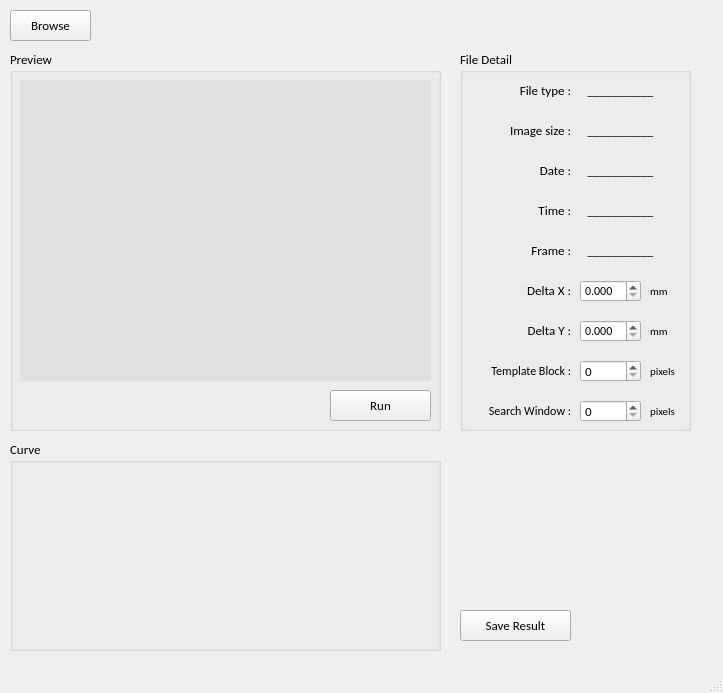
This is main.ui in doraduan12/Speckle_Tracking as Qt 5 draws it before an edit. The edited form follows.
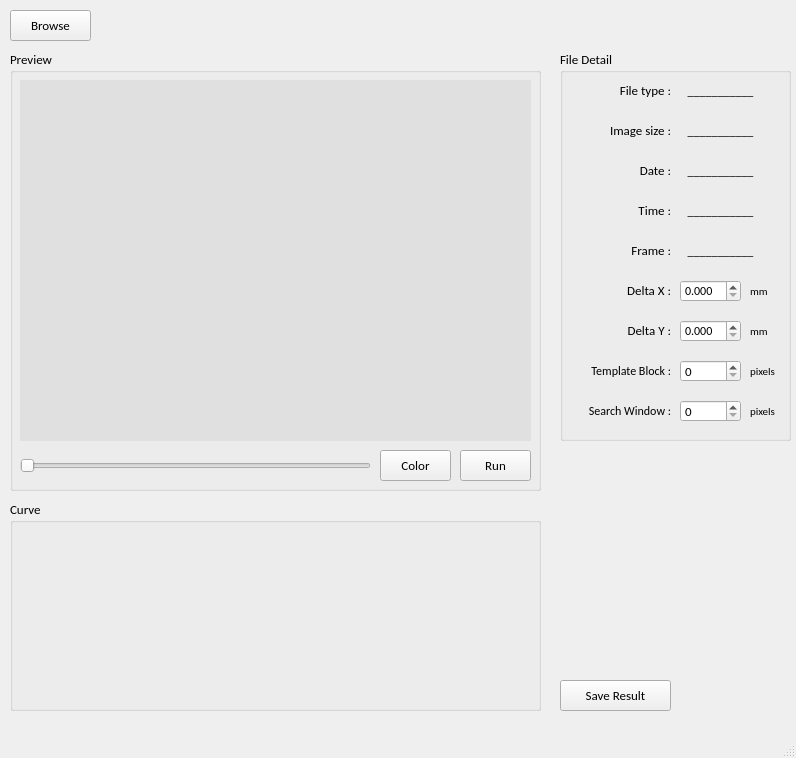
This is the edited form.

Commit message: 20200308 02:00 1. 更改 GUI 介面（預覽圖片有 Horizontal Bar） 2. 增加 Dicom 的 Date, Time 判別 3. 新增更改色域按鈕（功能在蔡旻潔電腦為正確，但在此電腦顏色錯誤） -> 待修正 4. SlideBar 可以正常滑動（但 temp, search 更改時會有問題） -> 待修正

What changed in the file:
```diff
--- a/main.ui
+++ b/main.ui
@@ -6,8 +6,8 @@
    <rect>
     <x>0</x>
     <y>0</y>
-    <width>723</width>
-    <height>693</height>
+    <width>796</width>
+    <height>758</height>
    </rect>
   </property>
   <property name="windowTitle">
@@ -38,7 +38,7 @@
      <rect>
       <x>100</x>
       <y>10</y>
-      <width>581</width>
+      <width>691</width>
       <height>31</height>
      </rect>
     </property>
@@ -54,10 +54,10 @@
    <widget class="QGroupBox" name="groupBox_filedetail">
     <property name="geometry">
      <rect>
-      <x>460</x>
+      <x>560</x>
       <y>50</y>
       <width>231</width>
-      <height>381</height>
+      <height>391</height>
      </rect>
     </property>
     <property name="font">
@@ -594,8 +594,8 @@
     <property name="geometry">
      <rect>
       <x>10</x>
-      <y>440</y>
-      <width>431</width>
+      <y>500</y>
+      <width>531</width>
       <height>211</height>
      </rect>
     </property>
@@ -612,8 +612,8 @@
    <widget class="QPushButton" name="btn_save">
     <property name="geometry">
      <rect>
-      <x>460</x>
-      <y>610</y>
+      <x>560</x>
+      <y>680</y>
       <width>111</width>
       <height>31</height>
      </rect>
@@ -633,8 +633,8 @@
      <rect>
       <x>10</x>
       <y>50</y>
-      <width>431</width>
-      <height>381</height>
+      <width>531</width>
+      <height>441</height>
      </rect>
     </property>
     <property name="font">
@@ -651,8 +651,8 @@
       <rect>
        <x>10</x>
        <y>30</y>
-       <width>411</width>
-       <height>301</height>
+       <width>511</width>
+       <height>361</height>
       </rect>
      </property>
      <property name="font">
@@ -674,9 +674,9 @@
     <widget class="QPushButton" name="btn_run">
      <property name="geometry">
       <rect>
-       <x>320</x>
-       <y>340</y>
-       <width>101</width>
+       <x>450</x>
+       <y>400</y>
+       <width>71</width>
        <height>31</height>
       </rect>
      </property>
@@ -699,8 +699,8 @@
     <widget class="QLabel" name="label_manufacturer">
      <property name="geometry">
       <rect>
-       <x>10</x>
-       <y>350</y>
+       <x>20</x>
+       <y>360</y>
        <width>81</width>
        <height>21</height>
       </rect>
@@ -712,9 +712,52 @@
       </font>
      </property>
      <property name="text">
-      <string/>
+      <string>&lt;html&gt;&lt;head/&gt;&lt;body&gt;&lt;p&gt;&lt;br/&gt;&lt;/p&gt;&lt;/body&gt;&lt;/html&gt;</string>
      </property>
     </widget>
+    <widget class="QSlider" name="horizontalSlider_preview">
+     <property name="geometry">
+      <rect>
+       <x>10</x>
+       <y>405</y>
+       <width>351</width>
+       <height>21</height>
+      </rect>
+     </property>
+     <property name="orientation">
+      <enum>Qt::Horizontal</enum>
+     </property>
+    </widget>
+    <widget class="QPushButton" name="btn_color">
+     <property name="geometry">
+      <rect>
+       <x>370</x>
+       <y>400</y>
+       <width>71</width>
+       <height>31</height>
+      </rect>
+     </property>
+     <property name="font">
+      <font>
+       <family>Calibri</family>
+       <pointsize>10</pointsize>
+      </font>
+     </property>
+     <property name="text">
+      <string>Color</string>
+     </property>
+     <property name="autoRepeatDelay">
+      <number>-1</number>
+     </property>
+     <property name="autoRepeatInterval">
+      <number>-1</number>
+     </property>
+    </widget>
+    <zorder>label_preview</zorder>
+    <zorder>btn_run</zorder>
+    <zorder>horizontalSlider_preview</zorder>
+    <zorder>label_manufacturer</zorder>
+    <zorder>btn_color</zorder>
    </widget>
   </widget>
   <widget class="QStatusBar" name="statusbar"/>
```
Left out of the diff: 2 changed lines with no effect on the pictures. The commit also changes 2 other files.
